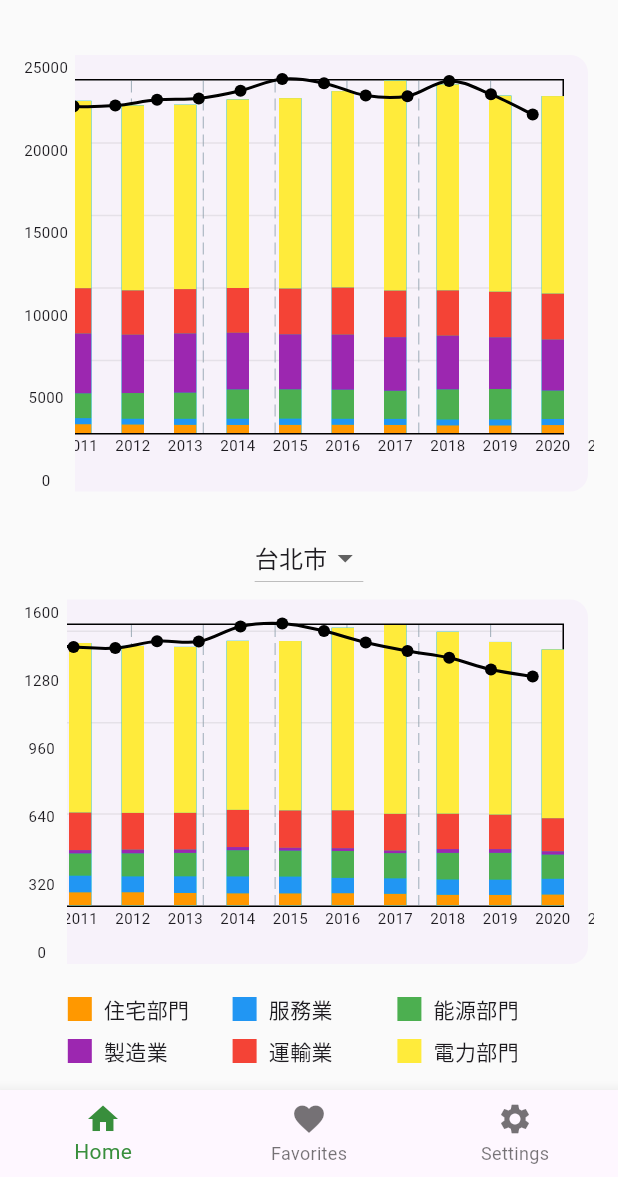
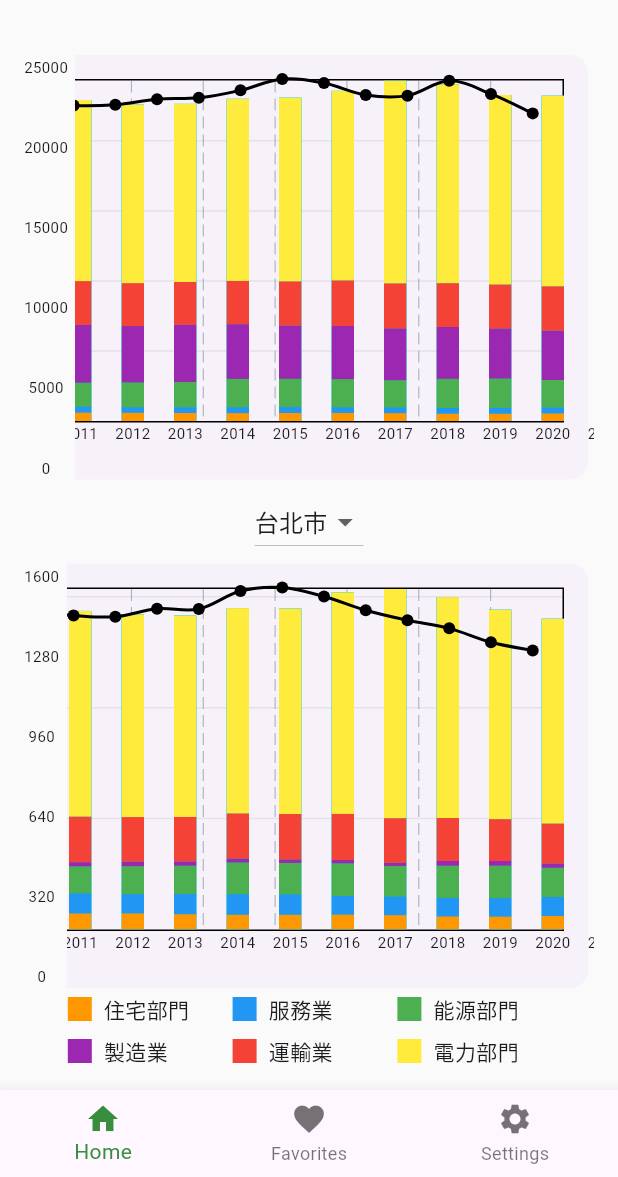
Before and after one commit to HowHaoChih/Carbon_APP_Fonted, a Flutter app: the screen it shows after launch, on a phone screen of 412 x 824 dp, the part 59-1236 px from its top. Run offline on Flutter 3.47's test engine with Material 3 defaults, Android fonts, the phone set to English and light mode, and no system bars; drawn by our look-alikes of fl_chart.

Commit message:
refactor: adjust layout and spacing in HomeScreen
- Moved DropdownButton out of the second CityChart's Expanded to ensure both charts maintain equal size.
- Removed all unnecessary const SizedBox(height: 16) for better space utilization.
- Improved layout consistency as charts already have sufficient vertical spacing, ensuring the overall design remains visually balanced.

```diff
--- a/carbon_app/lib/screens/home_screen.dart
+++ b/carbon_app/lib/screens/home_screen.dart
@@ -39,14 +39,10 @@ class _HomeScreenState extends State<HomeScreen> {
                 selectedDepartments: allDepartments.toSet(),
               ), // 顯示全國碳排放趨勢的自定義 widget
             ),
-            const SizedBox(height: 16), // 垂直間距
-            // 城市碳排放趨勢圖
-            Expanded(
-              flex: 2, // 占用父容器 2 倍的空間
-              child: Column(
-                children: [
             // 城市選擇下拉選單
-                  DropdownButton<String>(
+            Padding(
+              padding: const EdgeInsets.symmetric(horizontal: 16.0),
+              child: DropdownButton<String>(
                 value: selectedCity, // 當前選中的城市
                 items: const [
                   // 縣市選項列表
@@ -86,21 +82,18 @@ class _HomeScreenState extends State<HomeScreen> {
                   });
                 },
               ),
+            ),
             // 城市碳排放趨勢圖表
             Expanded(
+              flex: 2, // 占用父容器 2 倍的空間
               child: CityChart(
                 city: selectedCity,
                 selectedDepartments: allDepartments.toSet(),
               ), // 顯示選中城市的碳排放數據
             ),
-                ],
-              ),
-            ),
-            const SizedBox(height: 16), // 添加額外間距
             // 部門圖例
             Container(
-              margin:
-                  const EdgeInsets.only(left: 16.0, right: 8.0), // 左 32，右 16
+              margin: const EdgeInsets.only(left: 16.0, right: 8.0), // 左右邊距
               constraints: BoxConstraints(
                 maxWidth:
                     MediaQuery.of(context).size.width * 0.8, // 最大寬度為螢幕 80%
```
Lines whose indentation alone changed are shown as unchanged.
